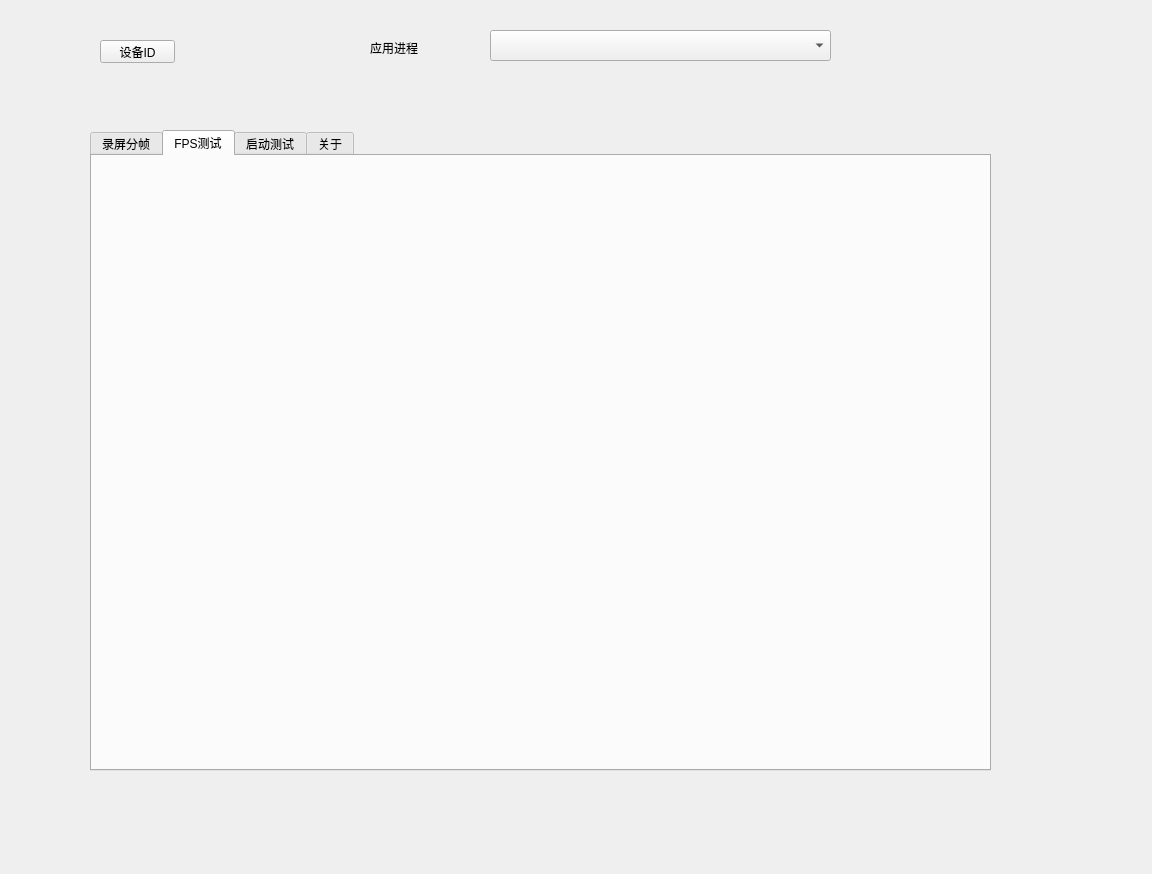
Before: the Qt Designer form ui/android.ui in fsdmx2016/device_tool, drawn with Qt 5.
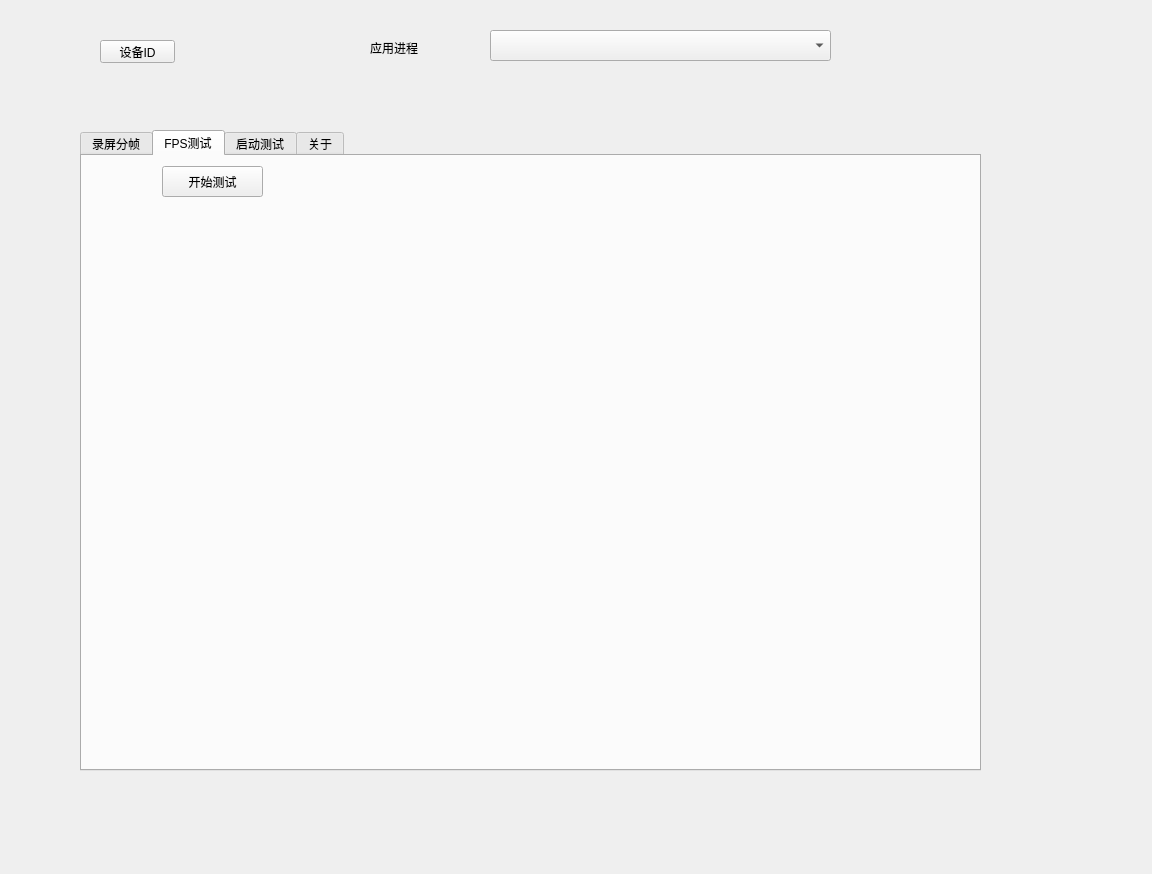
After: the same form once the commit is applied. The open tabs and pages were chosen to show the change.

```diff
--- a/ui/android.ui
+++ b/ui/android.ui
@@ -16,7 +16,7 @@
   <widget class="QTabWidget" name="tabWidget1">
    <property name="geometry">
     <rect>
-     <x>90</x>
+     <x>80</x>
      <y>130</y>
      <width>901</width>
      <height>641</height>
@@ -142,6 +142,30 @@
     <attribute name="title">
      <string>FPS测试</string>
     </attribute>
+    <widget class="QWidget" name="horizontalLayoutWidget">
+     <property name="geometry">
+      <rect>
+       <x>40</x>
+       <y>50</y>
+       <width>811</width>
+       <height>541</height>
+      </rect>
+     </property>
+     <layout class="QHBoxLayout" name="fps_layout"/>
+    </widget>
+    <widget class="QPushButton" name="fps_start_test">
+     <property name="geometry">
+      <rect>
+       <x>80</x>
+       <y>10</y>
+       <width>101</width>
+       <height>31</height>
+      </rect>
+     </property>
+     <property name="text">
+      <string>开始测试</string>
+     </property>
+    </widget>
    </widget>
    <widget class="QWidget" name="tab_2">
     <attribute name="title">
```
Left out of the diff: 17 changed lines with no effect on the pictures.
